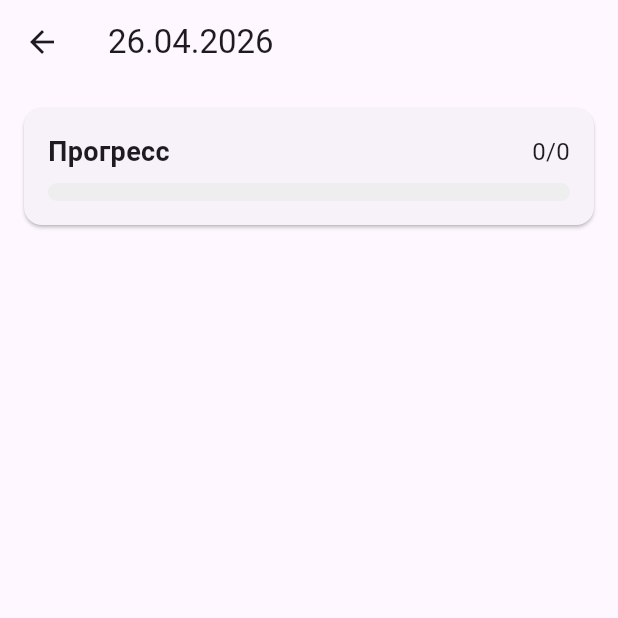
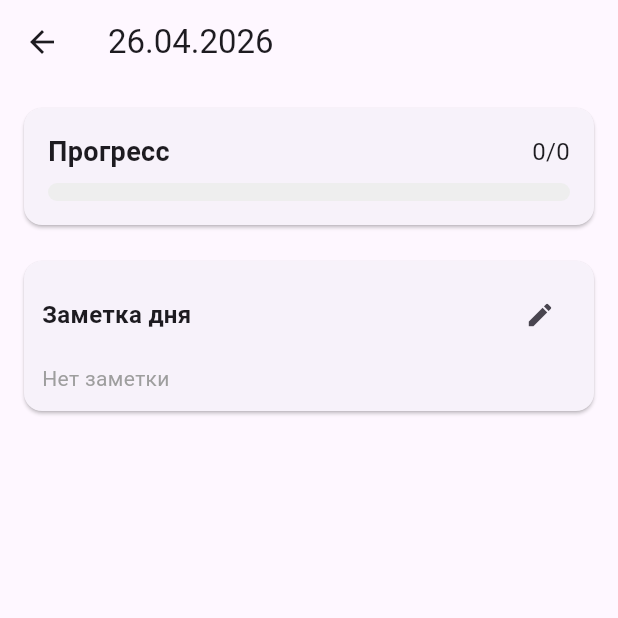
Before and after one commit to Vinillian/book_tracker, a Flutter app: the CalendarScreen screen opened directly, after a tap on "Создать план", on a phone screen of 412 x 824 dp, the top half of it. Run offline on Flutter 3.47's test engine with Material 3 defaults, Android fonts, the phone set to English and light mode, and no system bars; our stand-ins replace hive_flutter, table_calendar; accounts and stored records are empty.

Commit message:
Add per-day notes linked to planner nodes; auto-save on dispose

```diff
--- a/lib/models/note.dart
+++ b/lib/models/note.dart
@@ -21,7 +21,7 @@ class Note {
   DateTime updatedAt;
 
   @HiveField(5)
-  String? linkedNodeId; // ID связанного узла (дня)
+  String? linkedNodeId; // ID связанного дня (плана)
 
   Note({
     String? id,
@@ -35,8 +35,7 @@ class Note {
        createdAt = createdAt ?? DateTime.now(),
        updatedAt = updatedAt ?? DateTime.now();
 
-  Map<String, dynamic> toJson() {
-    return {
+  Map<String, dynamic> toJson() => {
     'id': id,
     'title': title,
     'content': content,
@@ -44,12 +43,10 @@ class Note {
     'updatedAt': updatedAt.toIso8601String(),
     'linkedNodeId': linkedNodeId,
   };
-  }
 
-  factory Note.fromJson(Map<String, dynamic> json) {
-    return Note(
+  factory Note.fromJson(Map<String, dynamic> json) => Note(
     id: json['id'],
-      title: json['title'],
+    title: json['title'] ?? '',
     content: json['content'] ?? '',
     createdAt: json['createdAt'] != null
         ? DateTime.parse(json['createdAt'])
@@ -60,4 +57,3 @@ class Note {
     linkedNodeId: json['linkedNodeId'],
   );
 }
-}
--- a/lib/screens/book_screen.dart
+++ b/lib/screens/book_screen.dart
@@ -1,5 +1,7 @@
 import 'package:flutter/material.dart';
+import 'package:hive_flutter/hive_flutter.dart';
 import '../models/node.dart';
+import '../models/note.dart';
 import '../widgets/node_tile.dart';
 import 'view_item_screen.dart';
 
@@ -22,16 +24,49 @@ class _BookScreenState extends State<BookScreen> {
   late TextEditingController _nameController;
   bool _isEditingTitle = false;
 
+  // Дневная заметка
+  Note? _dayNote;
+  final TextEditingController _noteController = TextEditingController();
+  bool _isEditingNote = false;
+
   @override
   void initState() {
     super.initState();
     _node = widget.node;
     _nameController = TextEditingController(text: _node.name);
+    _loadDayNote();
+  }
+
+  void _loadDayNote() {
+    if (_node.category == 'planner') {
+      final notesBox = Hive.box<Note>('notes');
+      _dayNote = notesBox.values.firstWhere(
+        (n) => n.linkedNodeId == _node.id,
+        orElse: () => Note(content: ''),
+      );
+      if (_dayNote!.id.isNotEmpty) {
+        _noteController.text = _dayNote!.content;
+      }
+    }
+  }
+
+  /// Только сохраняет данные заметки, без setState
+  void _saveDayNote() {
+    if (_dayNote == null) return;
+    final newContent = _noteController.text.trim();
+    if (newContent != _dayNote!.content) {
+      _dayNote!.content = newContent;
+      _dayNote!.updatedAt = DateTime.now();
+      final notesBox = Hive.box<Note>('notes');
+      notesBox.put(_dayNote!.id, _dayNote!);
+    }
   }
 
   @override
   void dispose() {
+    _saveDayNote(); // автосохранение заметки при закрытии экрана
     _nameController.dispose();
+    _noteController.dispose();
     super.dispose();
   }
 
@@ -87,24 +122,20 @@ class _BookScreenState extends State<BookScreen> {
   void _saveTitle() {
     final newName = _nameController.text.trim();
     if (newName.isNotEmpty && newName != _node.name) {
-      setState(() {
-        _node.name = newName;
-      });
+      setState(() => _node.name = newName);
       widget.onNodeUpdated();
     }
-    setState(() {
-      _isEditingTitle = false;
-    });
+    setState(() => _isEditingTitle = false);
   }
 
   void _startEditingTitle() {
-    setState(() {
-      _isEditingTitle = true;
-    });
+    setState(() => _isEditingTitle = true);
   }
 
   @override
   Widget build(BuildContext context) {
+    final bool isPlanner = _node.category == 'planner';
+
     return Scaffold(
       appBar: AppBar(
         title: _isEditingTitle
@@ -112,7 +143,7 @@ class _BookScreenState extends State<BookScreen> {
                 controller: _nameController,
                 autofocus: true,
                 decoration: const InputDecoration(
-                  hintText: 'Название книги',
+                  hintText: 'Название',
                   border: InputBorder.none,
                 ),
                 style: const TextStyle(
@@ -183,6 +214,67 @@ class _BookScreenState extends State<BookScreen> {
               ),
             ),
           ),
+          if (isPlanner) ...[
+            Card(
+              margin: const EdgeInsets.symmetric(horizontal: 16, vertical: 8),
+              child: Padding(
+                padding: const EdgeInsets.all(12),
+                child: Column(
+                  crossAxisAlignment: CrossAxisAlignment.start,
+                  children: [
+                    Row(
+                      mainAxisAlignment: MainAxisAlignment.spaceBetween,
+                      children: [
+                        const Text(
+                          'Заметка дня',
+                          style: TextStyle(
+                            fontSize: 16,
+                            fontWeight: FontWeight.bold,
+                          ),
+                        ),
+                        IconButton(
+                          icon: Icon(
+                            _isEditingNote ? Icons.check : Icons.edit,
+                            size: 20,
+                          ),
+                          onPressed: () {
+                            if (_isEditingNote) {
+                              _saveDayNote();
+                              setState(() => _isEditingNote = false);
+                            } else {
+                              setState(() => _isEditingNote = true);
+                            }
+                          },
+                        ),
+                      ],
+                    ),
+                    const SizedBox(height: 8),
+                    if (_isEditingNote)
+                      TextField(
+                        controller: _noteController,
+                        maxLines: 5,
+                        autofocus: true,
+                        decoration: const InputDecoration(
+                          hintText: 'Введите заметку...',
+                          border: OutlineInputBorder(),
+                        ),
+                      )
+                    else
+                      Text(
+                        _dayNote?.content.isEmpty == true
+                            ? 'Нет заметки'
+                            : _dayNote!.content,
+                        style: TextStyle(
+                          color: _dayNote?.content.isEmpty == true
+                              ? Colors.grey
+                              : null,
+                        ),
+                      ),
+                  ],
+                ),
+              ),
+            ),
+          ],
           Expanded(child: ListView(children: _buildChildren(_node, 0))),
         ],
       ),
--- a/lib/screens/calendar_screen.dart
+++ b/lib/screens/calendar_screen.dart
@@ -4,6 +4,7 @@ import 'package:hive_flutter/hive_flutter.dart';
 import 'package:intl/intl.dart';
 import '../models/history_entry.dart';
 import '../models/node.dart';
+import '../models/note.dart';
 import '../utils/history_service.dart';
 import 'book_screen.dart';
 
@@ -85,6 +86,12 @@ class _CalendarScreenState extends State<CalendarScreen> {
         stepType: 'folder',
       );
       await _templatesBox.add(newPlan);
+
+      // Создаём пустую заметку для нового дня (как в HomeScreen)
+      final notesBox = Hive.box<Note>('notes');
+      final dayNote = Note(content: '', linkedNodeId: newPlan.id);
+      await notesBox.put(dayNote.id, dayNote);
+
       setState(() {});
 
       if (mounted) {
```
Also changed, not shown: lib/screens/home_screen.dart (+5 -11 lines), lib/screens/notes_screen.dart (+21 -14 lines), lib/models/note.g.dart. Lines whose indentation alone changed are shown as unchanged.
